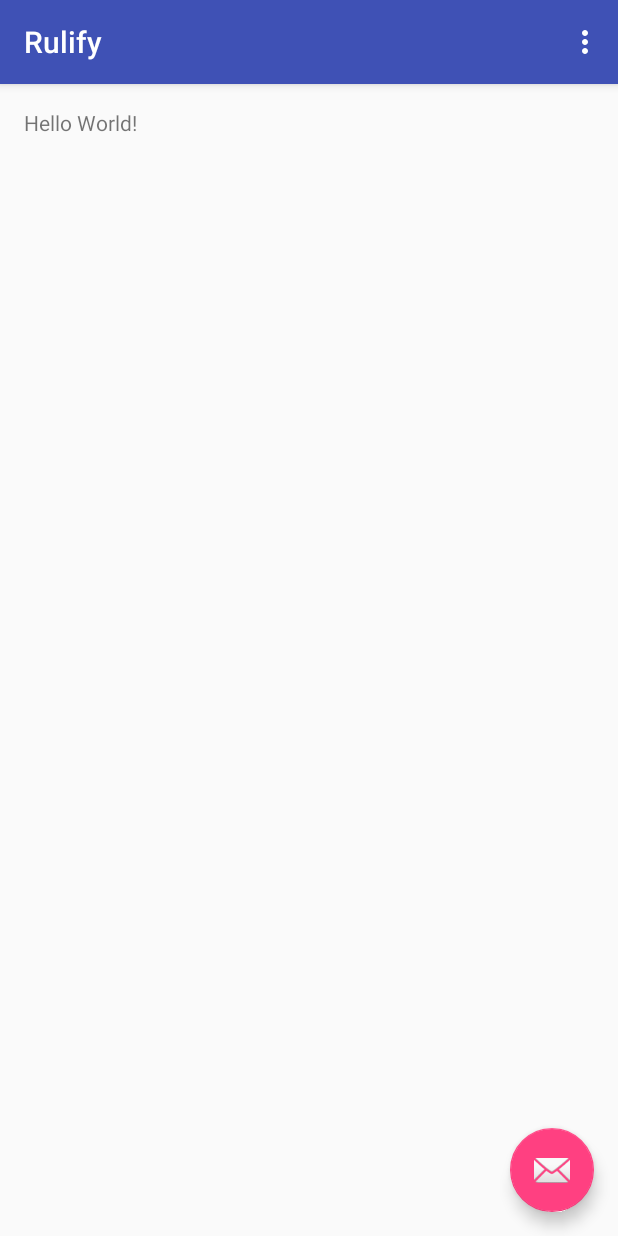
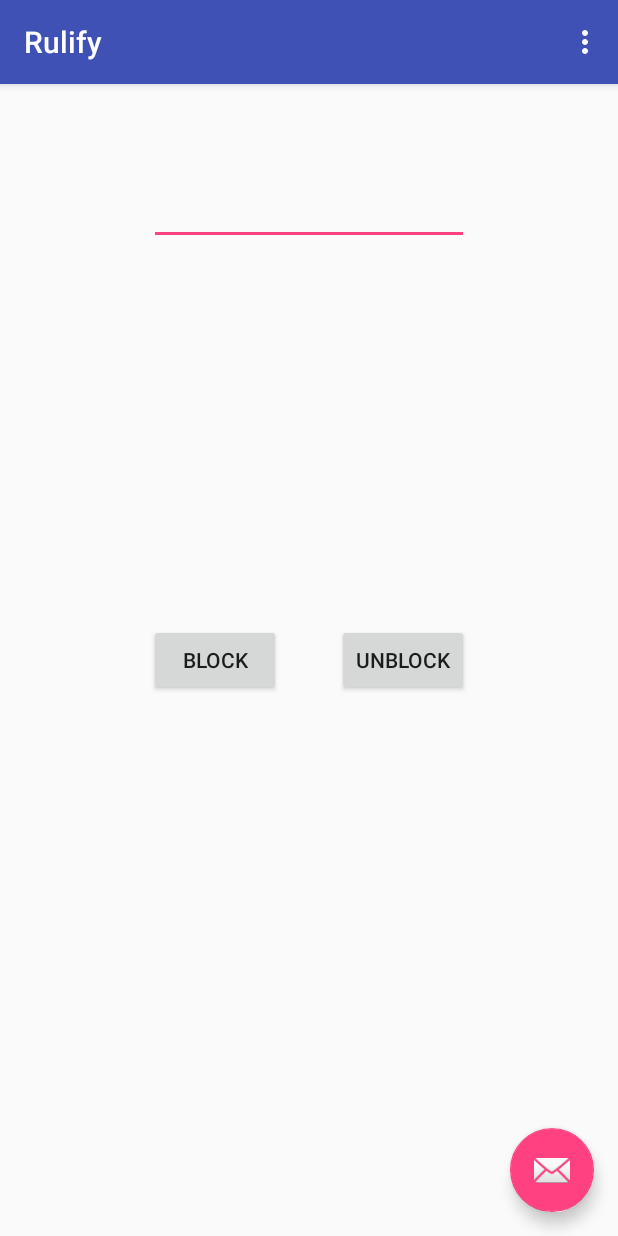
Before and after one commit to VinodKumarLogan/rulify, an Android app: the screen it shows after launch (MainActivity), on a phone screen of 412 x 824 dp. Run offline under Robolectric (Android 15) with nearby library versions, the phone set to English and light mode, and no system bars.

Commit message:
Added UI for block calls, added readme file

```diff
--- a/Rulify/app/src/main/AndroidManifest.xml
+++ b/Rulify/app/src/main/AndroidManifest.xml
@@ -1,17 +1,17 @@
 <?xml version="1.0" encoding="utf-8"?>
 <manifest xmlns:android="http://schemas.android.com/apk/res/android"
-    package="in.vinodkumarl.rulify.rulify" >
+    package="in.vinodkumarl.rulify.rulify">
 
     <application
         android:allowBackup="true"
         android:icon="@mipmap/ic_launcher"
         android:label="@string/app_name"
         android:supportsRtl="true"
-        android:theme="@style/AppTheme" >
+        android:theme="@style/AppTheme">
         <activity
             android:name=".MainActivity"
             android:label="@string/app_name"
-            android:theme="@style/AppTheme.NoActionBar" >
+            android:theme="@style/AppTheme.NoActionBar">
             <intent-filter>
                 <action android:name="android.intent.action.MAIN" />
 
--- a/Rulify/app/src/main/java/in/vinodkumarl/rulify/rulify/MainActivity.java
+++ b/Rulify/app/src/main/java/in/vinodkumarl/rulify/rulify/MainActivity.java
@@ -1,5 +1,7 @@
 package in.vinodkumarl.rulify.rulify;
 
+import android.app.AlertDialog;
+import android.content.DialogInterface;
 import android.os.Bundle;
 import android.support.design.widget.FloatingActionButton;
 import android.support.design.widget.Snackbar;
@@ -8,6 +10,8 @@ import android.support.v7.widget.Toolbar;
 import android.view.View;
 import android.view.Menu;
 import android.view.MenuItem;
+import android.widget.Button;
+import android.widget.EditText;
 
 public class MainActivity extends AppCompatActivity {
 
@@ -18,14 +22,64 @@ public class MainActivity extends AppCompatActivity {
         Toolbar toolbar = (Toolbar) findViewById(R.id.toolbar);
         setSupportActionBar(toolbar);
 
-       FloatingActionButton fab = (FloatingActionButton) findViewById(R.id.fab);
+        /*FloatingActionButton fab = (FloatingActionButton) findViewById(R.id.fab);
         fab.setOnClickListener(new View.OnClickListener() {
             @Override
             public void onClick(View view) {
                 Snackbar.make(view, "Replace with your own action", Snackbar.LENGTH_LONG)
                         .setAction("Action", null).show();
             }
-        });
+        });*/
+
+        final EditText number = (EditText) findViewById(R.id.phoneNumber);
+        Button block = (Button) findViewById(R.id.blockButton);
+        Button ublock = (Button) findViewById(R.id.unblockButton);
+
+        block.setOnClickListener(
+                new View.OnClickListener() {
+                    @Override
+                    public void onClick(View v) {
+                        Long phone = Long.parseLong(number.getText().toString());
+                        new AlertDialog.Builder(MainActivity.this)
+                                .setTitle("Block contact")
+                                .setMessage("Are you sure you want to block this contact?")
+                                .setPositiveButton(android.R.string.yes, new DialogInterface.OnClickListener() {
+                                    public void onClick(DialogInterface dialog, int which) {
+                                        //block calls from this contact
+                                    }
+                                })
+                                .setNegativeButton(android.R.string.no, new DialogInterface.OnClickListener() {
+                                    public void onClick(DialogInterface dialog, int which) {
+                                    }
+                                })
+                                .setIcon(android.R.drawable.ic_dialog_alert)
+                                .show();
+                    }
+                }
+        );
+
+        ublock.setOnClickListener(
+                new View.OnClickListener() {
+                    @Override
+                    public void onClick(View v) {
+                        Long phone = Long.parseLong(number.getText().toString());
+                        new AlertDialog.Builder(MainActivity.this)
+                                .setTitle("Unblock contact")
+                                .setMessage("Are you sure you want to unblock this contact?")
+                                .setPositiveButton(android.R.string.yes, new DialogInterface.OnClickListener() {
+                                    public void onClick(DialogInterface dialog, int which) {
+                                        //unblock calls from this contact
+                                    }
+                                })
+                                .setNegativeButton(android.R.string.no, new DialogInterface.OnClickListener() {
+                                    public void onClick(DialogInterface dialog, int which) {
+                                    }
+                                })
+                                .setIcon(android.R.drawable.ic_dialog_alert)
+                                .show();
+                    }
+                }
+        );
     }
 
     @Override
--- a/Rulify/app/src/main/res/layout/content_main.xml
+++ b/Rulify/app/src/main/res/layout/content_main.xml
@@ -1,20 +1,42 @@
 <?xml version="1.0" encoding="utf-8"?>
-<RelativeLayout
-    xmlns:android="http://schemas.android.com/apk/res/android"
+<RelativeLayout xmlns:android="http://schemas.android.com/apk/res/android"
+    xmlns:app="http://schemas.android.com/apk/res-auto"
     xmlns:tools="http://schemas.android.com/tools"
-    xmlns:app="http://schemas.android.com/apk/res-auto"
     android:layout_width="match_parent"
     android:layout_height="match_parent"
+    android:paddingBottom="@dimen/activity_vertical_margin"
     android:paddingLeft="@dimen/activity_horizontal_margin"
     android:paddingRight="@dimen/activity_horizontal_margin"
     android:paddingTop="@dimen/activity_vertical_margin"
-    android:paddingBottom="@dimen/activity_vertical_margin"
     app:layout_behavior="@string/appbar_scrolling_view_behavior"
-    tools:showIn="@layout/activity_main"
-    tools:context="in.vinodkumarl.rulify.rulify.MainActivity">
+    tools:context="in.vinodkumarl.rulify.rulify.MainActivity"
+    tools:showIn="@layout/activity_main">
 
-    <TextView
-        android:text="Hello World!"
+    <EditText
         android:layout_width="wrap_content"
-        android:layout_height="wrap_content" />
+        android:layout_height="wrap_content"
+        android:inputType="phone"
+        android:ems="10"
+        android:id="@+id/phoneNumber"
+        android:layout_alignParentTop="true"
+        android:layout_centerHorizontal="true"
+        android:layout_marginTop="46dp" />
+
+    <Button
+        android:layout_width="wrap_content"
+        android:layout_height="wrap_content"
+        android:text="@string/blockButtonName"
+        android:id="@+id/blockButton"
+        android:layout_centerVertical="true"
+        android:layout_alignLeft="@+id/phoneNumber"
+        android:layout_alignStart="@+id/phoneNumber" />
+
+    <Button
+        android:layout_width="wrap_content"
+        android:layout_height="wrap_content"
+        android:text="@string/unblockButton"
+        android:id="@+id/unblockButton"
+        android:layout_alignTop="@+id/blockButton"
+        android:layout_alignRight="@+id/phoneNumber"
+        android:layout_alignEnd="@+id/phoneNumber" />
 </RelativeLayout>
--- a/Rulify/app/src/main/res/menu/menu_main.xml
+++ b/Rulify/app/src/main/res/menu/menu_main.xml
@@ -1,9 +1,10 @@
 <menu xmlns:android="http://schemas.android.com/apk/res/android"
     xmlns:app="http://schemas.android.com/apk/res-auto"
     xmlns:tools="http://schemas.android.com/tools"
-    tools:context="in.vinodkumarl.rulify.rulify.MainActivity" >
-    <item android:id="@+id/action_settings"
+    tools:context="in.vinodkumarl.rulify.rulify.MainActivity">
+    <item
+        android:id="@+id/action_settings"
+        android:orderInCategory="100"
         android:title="@string/action_settings"
-        android:orderInCategory="100"
         app:showAsAction="never" />
 </menu>
--- a/Rulify/app/src/main/res/values-v21/styles.xml
+++ b/Rulify/app/src/main/res/values-v21/styles.xml
@@ -1,4 +1,5 @@
 <resources>>
+
     <style name="AppTheme.NoActionBar">
         <item name="windowActionBar">false</item>
         <item name="windowNoTitle">true</item>
--- a/Rulify/app/src/main/res/values/strings.xml
+++ b/Rulify/app/src/main/res/values/strings.xml
@@ -1,4 +1,6 @@
 <resources>
     <string name="app_name">Rulify</string>
     <string name="action_settings">Settings</string>
+    <string name="blockButtonName">Block</string>
+    <string name="unblockButton">UNBLOCK</string>
 </resources>
--- a/Rulify/app/src/main/res/values/styles.xml
+++ b/Rulify/app/src/main/res/values/styles.xml
@@ -7,11 +7,14 @@
         <item name="colorPrimaryDark">@color/colorPrimaryDark</item>
         <item name="colorAccent">@color/colorAccent</item>
     </style>
+
     <style name="AppTheme.NoActionBar">
         <item name="windowActionBar">false</item>
         <item name="windowNoTitle">true</item>
     </style>
+
     <style name="AppTheme.AppBarOverlay" parent="ThemeOverlay.AppCompat.Dark.ActionBar" />
+
     <style name="AppTheme.PopupOverlay" parent="ThemeOverlay.AppCompat.Light" />
 
 </resources>
```
Also changed, not shown: Rulify/app/src/main/res/layout/activity_main.xml (+3 -4 lines), 3 other files. Lines whose indentation alone changed are shown as unchanged.
